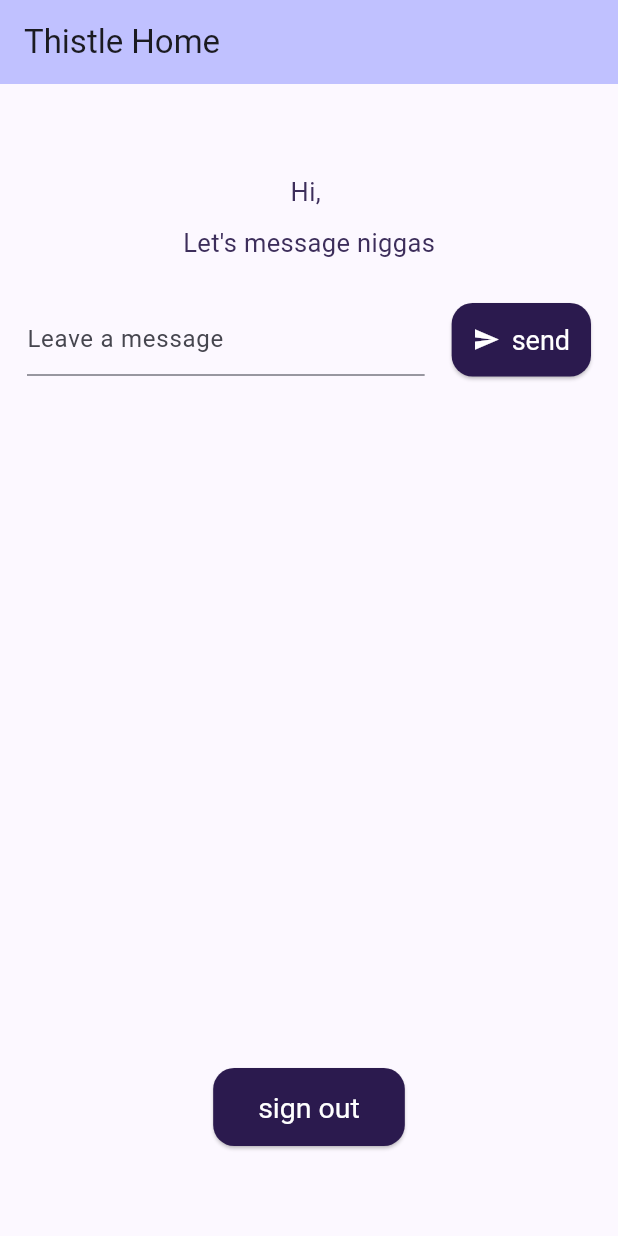
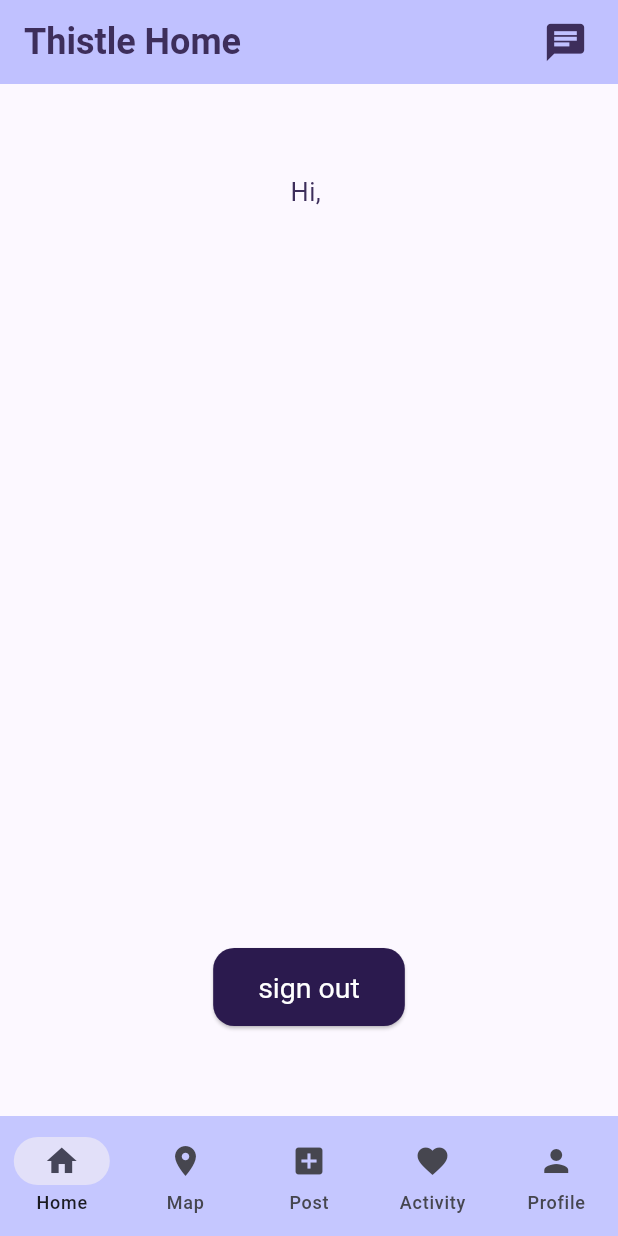
Before and after one commit to SephinSE/thistle, a Flutter app: the screen it shows once a user with an empty profile is signed in, on a phone screen of 412 x 824 dp. Run offline on Flutter 3.47's test engine with Material 3 defaults, Android fonts, the light colour scheme and no system bars; our stand-ins replace cloud_firestore, firebase_auth, firebase_core, flutter_svg, go_router, google_fonts; accounts and stored records are empty; Roboto replaces fonts that are missing (Roboto Flex).

Commit message:
added seperate page for chatroom, added blank pages for map, post, activity and profile. added navigation bar

```diff
--- a/lib/appbar/appbar.dart
+++ b/lib/appbar/appbar.dart
@@ -1,15 +1,29 @@
 import 'package:flutter/material.dart';
+import '../pages/styles.dart';
 
 class ThistleAppbar extends StatelessWidget implements PreferredSizeWidget {
-  const ThistleAppbar({super.key, required this.title});
+
+  const ThistleAppbar({
+    super.key,
+    required this.title,
+    this.actions,
+  });
 
   final String title;
+  final List<Widget>? actions;
 
   @override
   Widget build(BuildContext context) {
+    final textStyle = AppStyles.textStyle;
+
     return AppBar(
       backgroundColor: Theme.of(context).colorScheme.inversePrimary,
       title: Text(title),
+      titleTextStyle: textStyle.copyWith(
+        fontSize: 24,
+        fontWeight: FontWeight.w700,
+      ),
+      actions: actions,
     );
   }
 
--- /dev/null
+++ b/lib/appbar/navbar.dart
@@ -0,0 +1,47 @@
+import 'package:flutter/material.dart';
+
+import '../pages/styles.dart';
+import '../pages/home_page.dart';
+import '../pages/map.dart';
+import '../pages/post.dart';
+import '../pages/activity.dart';
+import '../pages/profile.dart';
+
+class ThistleNavBar extends StatefulWidget{
+  const ThistleNavBar({super.key});
+
+  @override
+  State<ThistleNavBar> createState() => _ThistleNavBarState();
+}
+
+class _ThistleNavBarState extends State<ThistleNavBar> {
+  // int _selectedIndex = 0;
+  // void _onItemTapped(int index) {
+  //   List<Widget> pages = [
+  //     const MyHomePage(),
+  //     const ThistleMapPage(),
+  //     const ThistlePostPage(),
+  //     const ThistleActivityPage(),
+  //     const ThistleActivityPage(),
+  //   ];
+  //   setState(() {
+  //     _selectedIndex = index;
+  //   });
+  // }
+
+  @override
+  Widget build(BuildContext context) {
+    return NavigationBar(
+      destinations: const [
+        NavigationDestination(icon: Icon(Icons.home), label: 'Home'),
+        NavigationDestination(icon: Icon(Icons.location_on), label: 'Map'),
+        NavigationDestination(icon: Icon(Icons.add_box), label: 'Post'),
+        NavigationDestination(icon: Icon(Icons.favorite), label: 'Activity'),
+        NavigationDestination(icon: Icon(Icons.person), label: 'Profile'),
+      ],
+      backgroundColor: AppStyles.onThistleColor,
+      // selectedIndex: _selectedIndex,
+      // onDestinationSelected: _onItemTapped,
+    );
+  }
+}
--- a/lib/main.dart
+++ b/lib/main.dart
@@ -5,10 +5,16 @@ import 'package:firebase_core/firebase_core.dart';
 import 'firebase_options.dart';
 import 'package:provider/provider.dart';
 import 'package:firebase_auth/firebase_auth.dart';
+import 'package:go_router/go_router.dart';
 
 import 'app_state.dart';
 import 'pages/auth_page.dart';
 import 'pages/home_page.dart';
+import 'pages/chat.dart';
+import 'pages/map.dart';
+import 'pages/post.dart';
+import 'pages/activity.dart';
+import 'pages/profile.dart';
 
 Future<void> main() async {
   WidgetsFlutterBinding.ensureInitialized();
@@ -23,12 +29,64 @@ Future<void> main() async {
   );
 }
 
+final GoRouter _router = GoRouter(
+  routes: [
+    GoRoute(
+      path: '/',
+      builder: (context, state) {
+        return StreamBuilder(
+          stream: FirebaseAuth.instance.authStateChanges(),
+          builder: (context, snapshot) {
+            if (snapshot.hasData) {
+              return const MyHomePage();
+            } else {
+              return const ThistleAuthPage();
+            }
+          },
+        );
+      },
+      routes: [
+        GoRoute(
+          path: 'chat',
+          builder: (context, state) {
+            return const ChatRoomPage();
+          }
+        ),
+        GoRoute(
+          path: 'map',
+          builder: (context, state) {
+            return const ThistleMapPage();
+          }
+        ),
+        GoRoute(
+          path: 'post',
+          builder: (context, state) {
+            return const ThistlePostPage();
+          }
+        ),
+        GoRoute(
+          path: 'activity',
+          builder: (context, state) {
+            return const ThistleActivityPage();
+          }
+        ),
+        GoRoute(
+          path: 'profile',
+          builder: (context, state) {
+            return const ThistleProfilePage();
+          }
+        ),
+      ]
+    )
+  ]
+);
+
 class MyApp extends StatelessWidget {
   const MyApp({super.key});
 
   @override
   Widget build(BuildContext context) {
-    return MaterialApp(
+    return MaterialApp.router(
       debugShowCheckedModeBanner: false,
       title: 'Thistle App',
       theme: ThemeData(
@@ -39,16 +97,7 @@ class MyApp extends StatelessWidget {
         visualDensity: VisualDensity.adaptivePlatformDensity,
         useMaterial3: true,
       ),
-      home: StreamBuilder(
-        stream: FirebaseAuth.instance.authStateChanges(),
-        builder: (context, snapshot) {
-          if (snapshot.hasData) {
-            return const MyHomePage();
-          } else {
-            return const ThistleAuthPage();
-          }
-        },
-      ),
+      routerConfig: _router,
     );
   }
 }
--- /dev/null
+++ b/lib/pages/activity.dart
@@ -0,0 +1,16 @@
+import 'package:flutter/material.dart';
+import 'package:thistle/appbar/appbar.dart';
+import 'package:thistle/appbar/navbar.dart';
+
+class ThistleActivityPage extends StatelessWidget {
+  const ThistleActivityPage({super.key});
+
+  @override
+  Widget build(BuildContext context) {
+    return const Scaffold(
+      appBar: ThistleAppbar(title: 'Activity',),
+      body: Center(child: Text('blank activity page'),),
+      bottomNavigationBar: ThistleNavBar(),
+    );
+  }
+}
--- a/lib/pages/home_page.dart
+++ b/lib/pages/home_page.dart
@@ -1,10 +1,11 @@
 import 'package:flutter/material.dart';
 import 'package:firebase_auth/firebase_auth.dart';
-import 'package:provider/provider.dart';
+import 'package:go_router/go_router.dart';
+
 import '../appbar/appbar.dart';
+import '../appbar/navbar.dart';
 import '../app_state.dart';
 import 'styles.dart';
-import 'guest_book.dart';
 
 class MyHomePage extends StatelessWidget {
   const MyHomePage({
@@ -17,7 +18,22 @@ class MyHomePage extends StatelessWidget {
     final String fullName = FirebaseAuth.instance.currentUser!.displayName ?? 'user';
 
     return Scaffold(
-      appBar: const ThistleAppbar(title: 'Thistle Home'),
+      appBar: ThistleAppbar(
+        title: 'Thistle Home',
+        actions: [
+          IconButton(
+            padding: const EdgeInsets.only(right: 20),
+            onPressed: () {
+              context.go('/chat');
+            },
+            icon: Icon(
+              Icons.chat,
+              color: AppStyles.thistleColor,
+              size: 30,
+            )
+          ),
+        ]
+      ),
       body: Center(
         child: Padding(
           padding: const EdgeInsets.symmetric(vertical: 60.0, horizontal: 10.0),
@@ -30,23 +46,6 @@ class MyHomePage extends StatelessWidget {
                     'Hi, $fullName',
                     style: AppStyles.textStyle,
                   ),
-                  const SizedBox(height: 10),
-                  Consumer<ApplicationState>(
-                    builder: (context, appState, _) => Column(
-                      crossAxisAlignment: CrossAxisAlignment.center,
-                      children: [
-                        if (appState.loggedIn) ...[
-                          Text('Let\'s message niggas', style: AppStyles.textStyle),
-                          const SizedBox(height: 20),
-                          GuestBook(
-                            addMessage: (message) =>
-                                appState.addMessageToGuestBook(message),
-                            messages: appState.guestBookMessages,
-                          ),
-                        ],
-                      ],
-                    ),
-                  ),
                 ],
               ),
               ElevatedButton(
@@ -58,6 +57,7 @@ class MyHomePage extends StatelessWidget {
           ),
         ),
       ),
+      bottomNavigationBar: const ThistleNavBar(),
     );
   }
 }
--- /dev/null
+++ b/lib/pages/post.dart
@@ -0,0 +1,16 @@
+import 'package:flutter/material.dart';
+import 'package:thistle/appbar/appbar.dart';
+import 'package:thistle/appbar/navbar.dart';
+
+class ThistlePostPage extends StatelessWidget {
+  const ThistlePostPage({super.key});
+
+  @override
+  Widget build(BuildContext context) {
+    return const Scaffold(
+      appBar: ThistleAppbar(title: 'Post',),
+      body: Center(child: Text('blank post page'),),
+      bottomNavigationBar: ThistleNavBar(),
+    );
+  }
+}
--- /dev/null
+++ b/lib/pages/profile.dart
@@ -0,0 +1,16 @@
+import 'package:flutter/material.dart';
+import 'package:thistle/appbar/appbar.dart';
+import 'package:thistle/appbar/navbar.dart';
+
+class ThistleProfilePage extends StatelessWidget {
+  const ThistleProfilePage({super.key});
+
+  @override
+  Widget build(BuildContext context) {
+    return const Scaffold(
+      appBar: ThistleAppbar(title: 'Profile',),
+      body: Center(child: Text('blank profile page'),),
+      bottomNavigationBar: ThistleNavBar(),
+    );
+  }
+}
--- a/lib/pages/styles.dart
+++ b/lib/pages/styles.dart
@@ -1,10 +1,13 @@
 import 'package:flutter/material.dart';
 
 class AppStyles {
-  static TextStyle textStyle = const TextStyle(
+  static Color thistleColor = const Color(0xFF3D2E5B);
+  static Color onThistleColor = const Color(0xFFC5C7FF);
+
+  static TextStyle textStyle = TextStyle(
     fontFamily: 'Roboto Flex',
     fontWeight: FontWeight.w400,
-    color: Color(0xFF3D2E5B),
+    color: thistleColor,
     fontSize: 17,
   );
   static InputDecoration formStyle = InputDecoration(
```
Also changed, not shown: lib/pages/chat.dart (added, +42 -0 lines), lib/pages/map.dart (added, +16 -0 lines).
